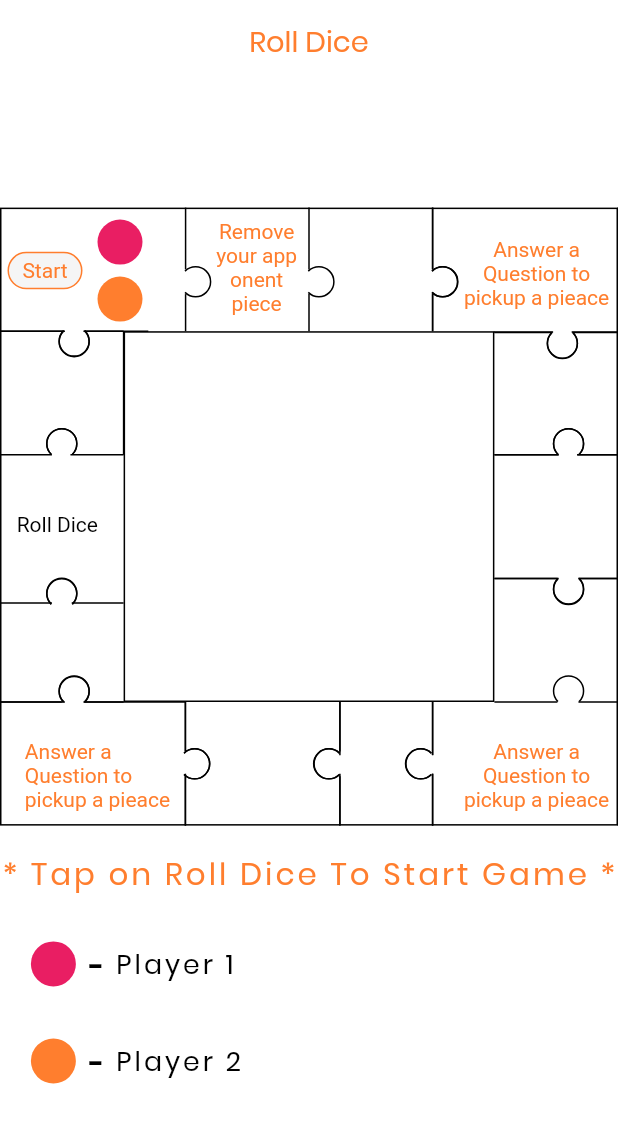
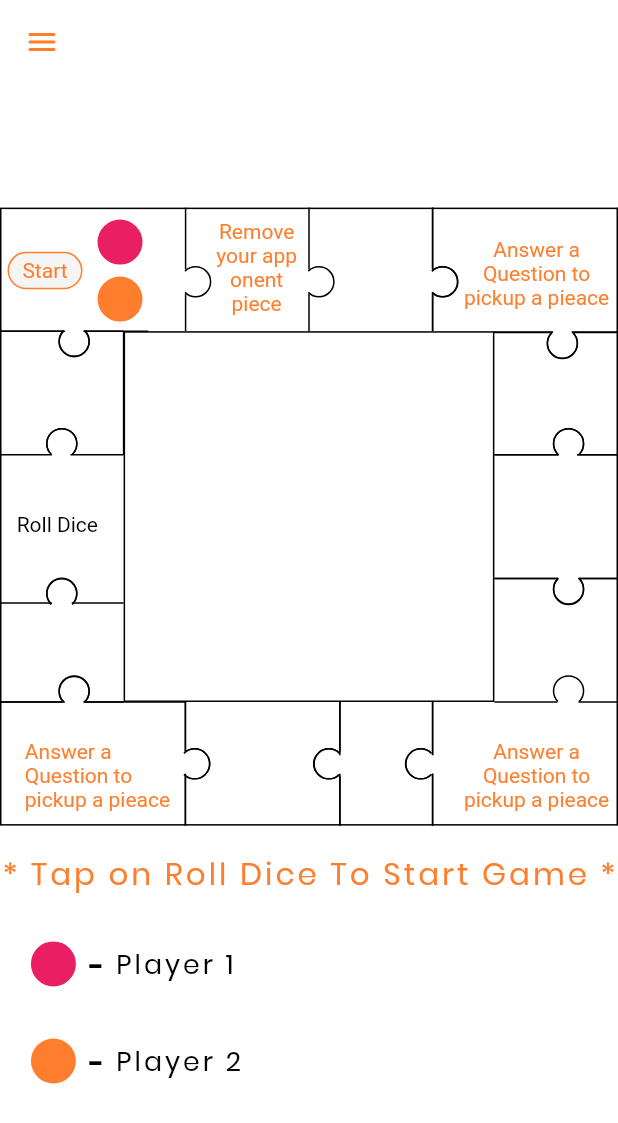
Before and after one commit to Jayfablead/jicksawapp, a Flutter app: the design screen opened directly, on a phone screen of 412 x 824 dp. Shown: the top 1123 px of the screen. Run offline on Flutter 3.47's test engine with Material 2 defaults, Android fonts, the phone set to English and light mode, and no system bars; our stand-ins replace cached_network_image, carousel_slider, connectivity, equatable, flip_card, flutter_colorpicker and 7 more; missing offline and left inert: model_viewer_plus, panara_dialogs, shake; accounts and stored records are empty; project files that could hold a hidden picture were left out.

Commit message:
change 26-05

```diff
--- a/lib/design.dart
+++ b/lib/design.dart
@@ -2,6 +2,7 @@ import 'dart:async';
 import 'dart:math';
 import 'package:flutter/material.dart';
 import 'package:jicksaw/const%20widget.dart';
+import 'package:jicksaw/drawer.dart';
 import 'package:jicksaw/jigsawclipper.dart';
 import 'package:jicksaw/jigsawcontainer.dart';
 import 'package:lottie/lottie.dart';
@@ -45,17 +46,23 @@ class _designState extends State<design> with TickerProviderStateMixin {
 
   double marginValue = 140.0;
   int cnt = 0;
+  final GlobalKey<ScaffoldState> _scaffoldKey = GlobalKey<ScaffoldState>();
 
   @override
   Widget build(BuildContext context) {
     return Scaffold(
+      drawer: drawer1(),
+        key: _scaffoldKey,
         backgroundColor: bgcolor
         // Colors.black
         ,
         appBar: appbar1(
-            title1: 'Roll Dice',
-            press: () {},
-            icn: Icon(null),
+            title1: '',
+            press: () {_scaffoldKey.currentState?.openDrawer();},
+            icn: Icon(
+              Icons.menu_rounded,
+              color: primary,
+            ),
             act: () {},
             icn1: Icon(null)),
         body: SingleChildScrollView(
```
Also changed, not shown: lib/drawer.dart (+11 -11 lines).
